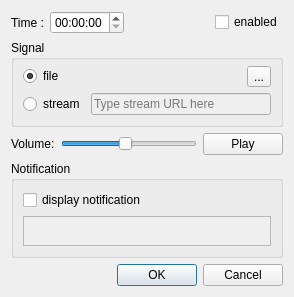
Qt form plugins/alarm/gui/settings_dlg.ui (Kolcha/DigitalClock4) before a commit.
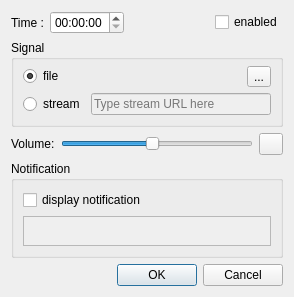
The same form after that commit.

Commit message:
added play/stop icons
branch : improve_alarm

Patch:
```diff
--- a/plugins/alarm/gui/settings_dlg.ui
+++ b/plugins/alarm/gui/settings_dlg.ui
@@ -132,8 +132,20 @@
      </item>
      <item>
       <widget class="QPushButton" name="play_btn">
+       <property name="sizePolicy">
+        <sizepolicy hsizetype="Fixed" vsizetype="Fixed">
+         <horstretch>0</horstretch>
+         <verstretch>0</verstretch>
+        </sizepolicy>
+       </property>
+       <property name="maximumSize">
+        <size>
+         <width>24</width>
+         <height>16777215</height>
+        </size>
+       </property>
        <property name="text">
-        <string>Play</string>
+        <string notr="true"/>
        </property>
       </widget>
      </item>
```
The commit also changes 5 other files.
